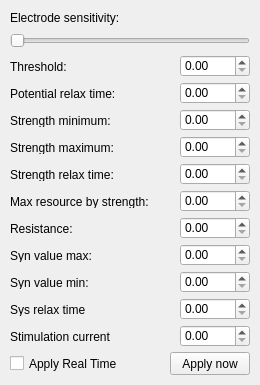
Before: the Qt Designer form GUI/forms/neuron_parameters_form.ui in iamdmitryvolkov/neuromodel, drawn with Qt 5.
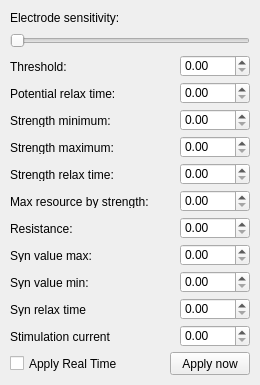
After: the same form once the commit is applied.

Commit message: added neuron parameters

```diff
--- a/GUI/forms/neuron_parameters_form.ui
+++ b/GUI/forms/neuron_parameters_form.ui
@@ -300,7 +300,7 @@
     </rect>
    </property>
    <property name="text">
-    <string>Sys relax time</string>
+    <string>Syn relax time</string>
    </property>
   </widget>
   <widget class="QDoubleSpinBox" name="SynRelaxTimeSpinBox">
```
Left out of the diff: 12 changed lines with no effect on the pictures. The commit also changes 2 other files.
